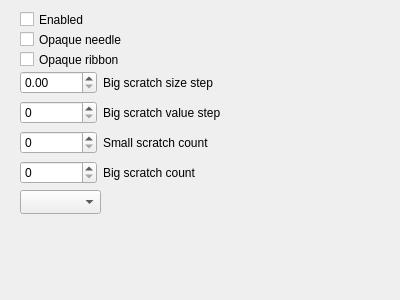
Old version of the form src/ui/hud2/HUD2FormRibbon.ui in the repository mavlink/qgroundcontrol.
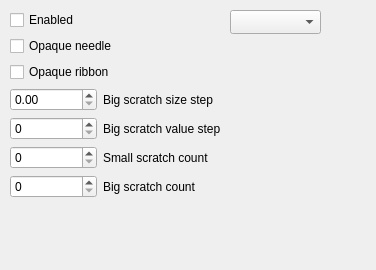
New version of the form.

Commit message: HUD2. Cosmetical improvements in GUI

```diff
--- a/src/ui/hud2/HUD2FormRibbon.ui
+++ b/src/ui/hud2/HUD2FormRibbon.ui
@@ -6,8 +6,8 @@
    <rect>
     <x>0</x>
     <y>0</y>
-    <width>400</width>
-    <height>300</height>
+    <width>376</width>
+    <height>270</height>
    </rect>
   </property>
   <property name="sizePolicy">
@@ -19,71 +19,39 @@
   <property name="windowTitle">
    <string>Form</string>
   </property>
+  <widget class="QWidget" name="verticalLayoutWidget">
+   <property name="geometry">
+    <rect>
+     <x>10</x>
+     <y>10</y>
+     <width>211</width>
+     <height>231</height>
+    </rect>
+   </property>
+   <layout class="QVBoxLayout" name="verticalLayout">
+    <item>
+     <widget class="QCheckBox" name="checkBoxEnable">
+      <property name="text">
+       <string>Enabled</string>
+      </property>
+     </widget>
+    </item>
+    <item>
   <widget class="QCheckBox" name="checkBoxNeedle">
-   <property name="geometry">
-    <rect>
-     <x>20</x>
-     <y>30</y>
-     <width>131</width>
-     <height>19</height>
-    </rect>
-   </property>
    <property name="text">
     <string>Opaque needle</string>
    </property>
   </widget>
+    </item>
+    <item>
   <widget class="QCheckBox" name="checkBoxRibbon">
-   <property name="geometry">
-    <rect>
-     <x>20</x>
-     <y>50</y>
-     <width>141</width>
-     <height>19</height>
-    </rect>
-   </property>
    <property name="text">
     <string>Opaque ribbon</string>
    </property>
   </widget>
-  <widget class="QCheckBox" name="checkBoxEnable">
-   <property name="geometry">
-    <rect>
-     <x>20</x>
-     <y>10</y>
-     <width>111</width>
-     <height>19</height>
-    </rect>
-   </property>
-   <property name="text">
-    <string>Enabled</string>
-   </property>
-  </widget>
-  <widget class="QComboBox" name="comboBox">
-   <property name="geometry">
-    <rect>
-     <x>20</x>
-     <y>190</y>
-     <width>81</width>
-     <height>24</height>
-    </rect>
-   </property>
-   <property name="sizePolicy">
-    <sizepolicy hsizetype="Preferred" vsizetype="Preferred">
-     <horstretch>0</horstretch>
-     <verstretch>0</verstretch>
-    </sizepolicy>
-   </property>
-  </widget>
-  <widget class="QWidget" name="gridLayoutWidget">
-   <property name="geometry">
-    <rect>
-     <x>20</x>
-     <y>70</y>
-     <width>201</width>
-     <height>116</height>
-    </rect>
-   </property>
-   <layout class="QGridLayout" name="gridLayout" rowminimumheight="0,0,0,0">
+    </item>
+    <item>
+     <layout class="QGridLayout" name="gridLayout">
     <item row="0" column="1">
      <widget class="QLabel" name="label">
       <property name="text">
@@ -141,6 +109,37 @@
      </widget>
     </item>
    </layout>
+    </item>
+    <item>
+     <spacer name="verticalSpacer">
+      <property name="orientation">
+       <enum>Qt::Vertical</enum>
+      </property>
+      <property name="sizeHint" stdset="0">
+       <size>
+        <width>20</width>
+        <height>40</height>
+       </size>
+      </property>
+     </spacer>
+    </item>
+   </layout>
+  </widget>
+  <widget class="QComboBox" name="comboBox">
+   <property name="geometry">
+    <rect>
+     <x>230</x>
+     <y>10</y>
+     <width>91</width>
+     <height>24</height>
+    </rect>
+   </property>
+   <property name="sizePolicy">
+    <sizepolicy hsizetype="Preferred" vsizetype="Preferred">
+     <horstretch>0</horstretch>
+     <verstretch>0</verstretch>
+    </sizepolicy>
+   </property>
   </widget>
  </widget>
  <resources/>
```
Lines whose indentation alone changed are shown as unchanged. The commit also changes 4 other files.
